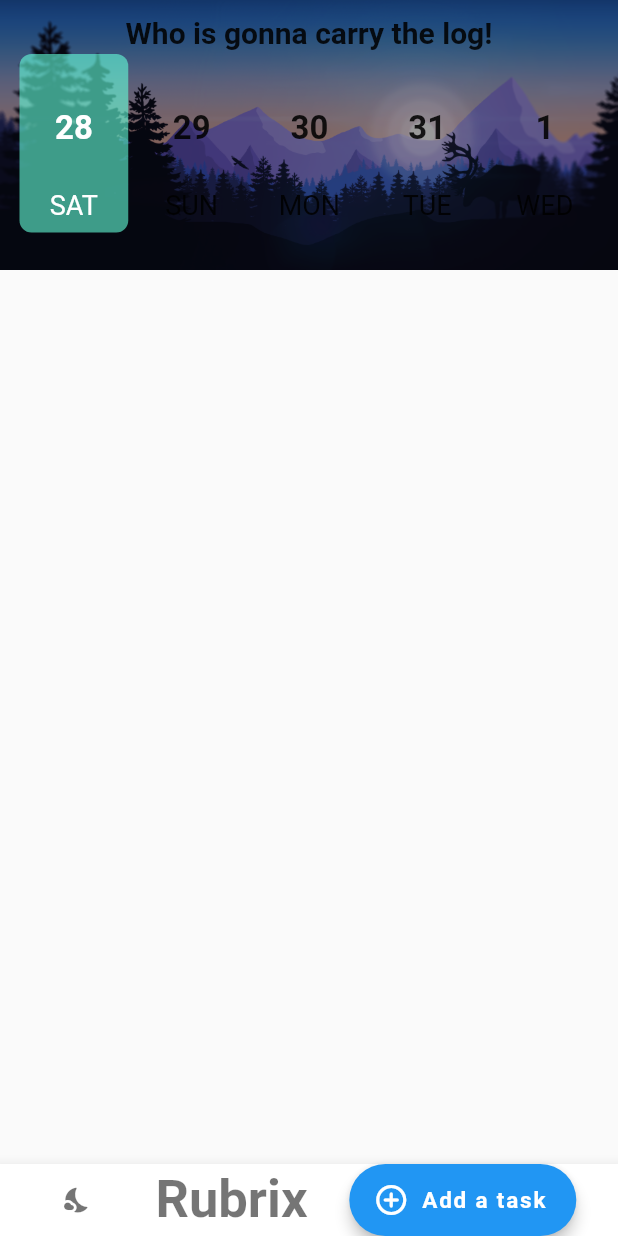
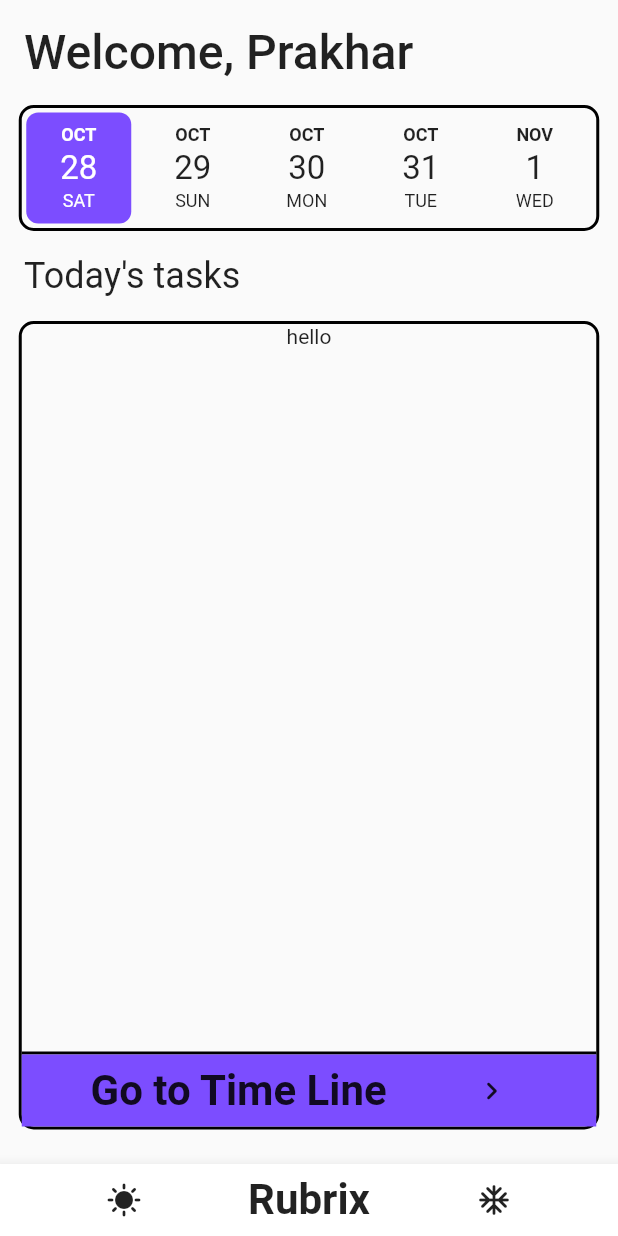
Before and after one commit to PrakharChaturvedi/Rubrix, a Flutter app: the screen it shows after launch, on a phone screen of 412 x 824 dp. Run offline on Flutter 3.47's test engine with Material 2 defaults, Android fonts, the phone set to English and light mode, and no system bars; drawn by our look-alikes of date_picker_timeline; our stand-ins replace flutter_local_notifications, get, get_storage, google_fonts, timezone; Roboto replaces fonts that are missing (RobotoMono).

Commit message:
TimeLine Starting part 1 -> Page making

```diff
--- a/lib/UI/home_page.dart
+++ b/lib/UI/home_page.dart
@@ -1,10 +1,10 @@
-// ignore_for_file: unused_import
-
-
+// ignore_for_file: unused_import, library_private_types_in_public_api, avoid_unnecessary_containers, unused_local_variable
 import 'package:date_picker_timeline/date_picker_widget.dart';
 import 'package:flutter/material.dart';
 import 'package:flutter/services.dart';
 import 'package:flutter_local_notifications/flutter_local_notifications.dart';
+import 'package:google_fonts/google_fonts.dart';
+import 'package:rubrics/UI/timeLine_page.dart';
 import 'package:rubrics/UI/widgets/button.dart';
 import 'package:rubrics/UI/theme.dart';
 import 'package:rubrics/services/theme_services.dart';
@@ -25,108 +25,136 @@ class _HomePageState extends State<HomePage> {
   @override
   void initState() {
     super.initState();
-    currentImage = _getImageForTime(DateTime.now().hour);
-  }
-
-
-  String _getImageForTime(int hour) {
-    if (hour >= 0 && hour < 6) {
-      return 'images/night_banner.png'; // Night image
-    } else if (hour < 12) {
-      return 'images/morning_banner.png'; // Morning image
-    } else if (hour < 18) {
-      return 'images/afternoon_banner.png'; // Afternoon image
-    } else {
-      return 'images/evening_banner.png'; // Evening image
-    }
+    // currentImage = _getImageForTime(DateTime.now().hour);
   }
 
   @override
   Widget build(BuildContext context) {
+    final String currentDate = DateFormat('yyyy-MM-dd').format(DateTime.now());
+    SystemChrome.setEnabledSystemUIMode(SystemUiMode.manual,
+        overlays: [SystemUiOverlay.bottom]);
+    final isDarkMode = Theme.of(context).brightness == Brightness.dark;
+    final outlineColor = isDarkMode ? Colors.white : Colors.black;
 
-    SystemChrome.setEnabledSystemUIMode(SystemUiMode.manual, overlays: [SystemUiOverlay.bottom]);
+    return Scaffold(
+      body: Column(
+        children: [
+          // Container(
+          //  child: Image.asset("images/evening_banner.png"),
+          // ),
 
-    // DateTime now = DateTime.now();
-    // String formattedDate = DateFormat('yyyy-MM-dd – kk:mm').format(now);
-    return Scaffold(
-      body: Stack(
-        children: [
           Container(
-            width: MediaQuery.of(context).size.width,
-            height: 180,
-            decoration: BoxDecoration(
-              image: DecorationImage(
-
-                image: AssetImage(currentImage),
-
-                colorFilter: ColorFilter.mode(
-                  Colors.black.withOpacity(0.4),
-                  BlendMode.darken,
-                ),
-                fit: BoxFit.cover,
-              ),
-            ),
-          ),
-
-          Column(
-            children: [
-              Container(
-                margin: const EdgeInsets.fromLTRB(10, 10, 10, 10),
-                child: Column(
-                  crossAxisAlignment: CrossAxisAlignment.start,
-                  children: [
-                    const Center(
-                      child: Text(
-                        "Who is gonna carry the log!",
+            alignment: Alignment.topLeft,
+            padding: const EdgeInsets.all(16.0),
+            child: const Text(
+              "Welcome, Prakhar",
               style: TextStyle(
-                          fontStyle: FontStyle.normal,
-                          fontWeight: FontWeight.bold,
-                          fontSize: 20,
+                fontSize: 32,
+                fontWeight: FontWeight.w500,
+                fontFamily: 'RobotoMono',
               ),
             ),
           ),
 
           Center(
+            child: Container(
+              width: MediaQuery.of(context).size.width - 25,
+              decoration: BoxDecoration(
+                border: Border.all(
+                  color: outlineColor,
+                  width: 2.0,
+                ),
+                borderRadius: BorderRadius.circular(10),
+              ),
               child: DatePicker(
                 DateTime.now(),
-                        height: 125,
-                        width: 72.5,
+                height: 80,
+                width: 70,
                 initialSelectedDate: DateTime.now(),
                 dateTextStyle: const TextStyle(
-                          fontWeight: FontWeight.bold,
                   fontSize: 22,
                 ),
-
                 dayTextStyle: const TextStyle(
-                          // fontWeight: FontWeight.bold,
-                          fontSize: 18,
+                  fontSize: 12,
                 ),
                 monthTextStyle: const TextStyle(
-                          // fontWeight: FontWeight.bold,
-                          fontSize: 0,
+                  fontSize: 12,
+                  fontWeight: FontWeight.bold,
                 ),
                 selectedTextColor: Colors.white,
-                        selectionColor: Colors.tealAccent.withOpacity(0.6),
+                selectionColor: Colors.deepPurpleAccent,
+                deactivatedColor: Colors.white38,
+              ),
+            ),
+          ),
 
+          Container(
+            alignment: Alignment.topLeft,
+            padding: const EdgeInsets.all(16.0),
+            child: const Text(
+              // currentDate,
+              "Today's tasks",
+              style: TextStyle(
+                fontSize: 24,
+                fontWeight: FontWeight.w400,
+              ),
+            ),
+          ),
+
+          Center(
+            child: Container(
+              height: MediaQuery.of(context).size.height - 285,
+              width: MediaQuery.of(context).size.width - 25,
+              decoration: BoxDecoration(
+                border: Border.all(
+                  color: outlineColor,
+                  width: 2.0,
+                ),
+                borderRadius: BorderRadius.circular(10),
+              ),
+              child: Column(
+                mainAxisAlignment: MainAxisAlignment.spaceBetween,
+                // Align items with space in between
+                children: [
+                  const Text("hello"),
+                  // Bottom Bar for timeline visits!
+                  Column(
+                    mainAxisAlignment: MainAxisAlignment.start,
+                    children: [
+                      Container(
+                        height: 2.0,
+                        color: outlineColor,
+                      ),
+                      Container(
+                        color: Colors.deepPurpleAccent,
+                        child: Row(
+                          mainAxisAlignment: MainAxisAlignment.spaceEvenly,
+                          children: [
+                            Container(
+                              child: const Text(
+                                "Go to Time Line",
+                                style: TextStyle(
+                                  fontWeight: FontWeight.bold,
+                                  fontSize: 28,
+                                ),
+                              ),
+                            ),
+                            Container(
+                              child: IconButton(
+                                icon: const Icon(Icons.navigate_next_rounded),
+                                onPressed: () {
+                                  // ThemeService().switchTheme();
+                                },
                               ),
                             ),
                           ],
-
-                  // Container(
-                  //   child: const Center(
-                  //     child: Text(
-                  //       "Today's Tasks",
-                  //       style: TextStyle(
-                  //         fontStyle: FontStyle.normal,
-                  //         fontWeight: FontWeight.bold,
-                  //         fontSize: 28,
-                  //       ),
-                  //     ),
-                  //   ),
-                  // ),
                         ),
                       ),
                     ],
+                  ),
+                ],
+              ),
+            ),
           ),
         ],
       ),
@@ -134,43 +162,31 @@ class _HomePageState extends State<HomePage> {
     );
   }
 
-  _appBar() {
+  BottomAppBar _appBar() {
     return BottomAppBar(
       child: Row(
         mainAxisAlignment: MainAxisAlignment.spaceEvenly,
         children: [
           IconButton(
-              icon: Icon(
-                Get.isDarkMode ? Icons.sunny : Icons.nights_stay_rounded,
-                size: 20,
-                color: Get.isDarkMode ? Colors.white : Colors.black54,
-              ),
+            icon: const Icon(Icons.sunny),
             onPressed: () {
               ThemeService().switchTheme();
             },
           ),
-
-            Text(
+          const Text(
             "Rubrix",
             style: TextStyle(
-                color: Get.isDarkMode ? Colors.white : Colors.black54,
-                fontStyle: FontStyle.normal,
               fontWeight: FontWeight.bold,
-                fontSize: 35,
+              fontSize: 28,
             ),
           ),
-
-            FloatingActionButton.extended(
-              elevation: 4.0,
-              icon: const Icon(Icons.add_circle_outline_rounded),
-              label: const Text('Add a task',
-                style: TextStyle(
-                  fontWeight: FontWeight.bold,
-                  fontSize: 15,
-                ),
-              ),
+          IconButton(
+            icon: const Icon(Icons.ac_unit_rounded),
             onPressed: () {
-                ThemeService().switchTheme();
+              Navigator.push(
+                  context,
+                  MaterialPageRoute(
+                      builder: (context) => const timeLine_Page()));
             },
           ),
         ],
--- /dev/null
+++ b/lib/UI/timeLine_page.dart
@@ -0,0 +1,28 @@
+// ignore_for_file: file_names
+import 'package:flutter/material.dart';
+import 'package:rubrics/UI/home_page.dart';
+import 'package:rubrics/services/theme_services.dart';
+
+class timeLine_Page extends StatefulWidget {
+  const timeLine_Page({super.key});
+
+  @override
+  State<timeLine_Page> createState() => _timeLine_PageState();
+}
+
+class _timeLine_PageState extends State<timeLine_Page> {
+  @override
+  Widget build(BuildContext context) {
+    return Scaffold(
+      appBar: AppBar(
+
+      ),
+      body: const Column(
+        children: [
+
+        ],
+      ),
+    );
+  }
+
+}
--- a/pubspec.yaml
+++ b/pubspec.yaml
@@ -73,6 +73,7 @@ flutter:
     - images/morning_banner.png
     - images/night_banner.png
 
+
   # An image asset can refer to one or more resolution-specific "variants", see
   # https://flutter.dev/assets-and-images/#resolution-aware
 
```
Lines whose indentation alone changed are shown as unchanged.
